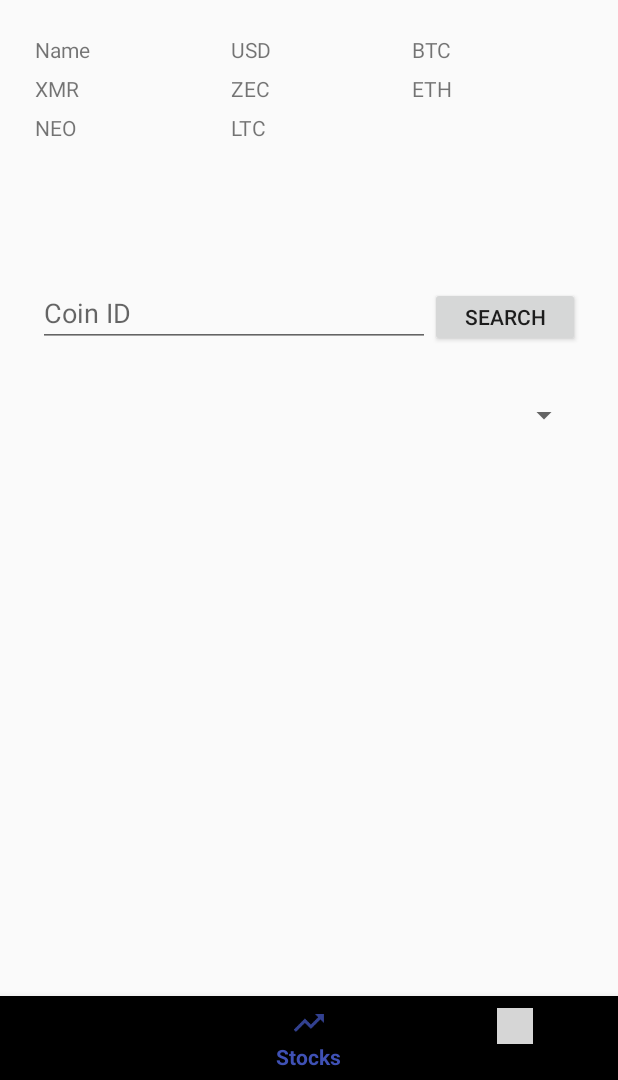
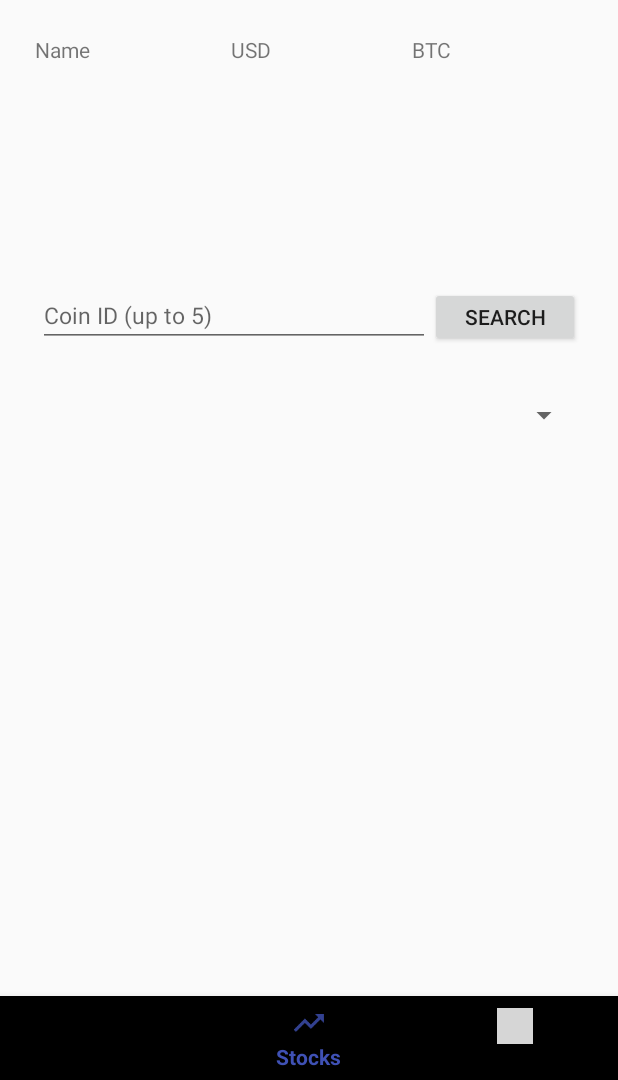
Before and after one commit to spartawinz/financial-app-cs449, an Android app: the screen it shows after launch (Base), item 2 of the bottom bar chosen, on a phone screen of 412 x 824 dp, the part 156-1236 px from its top. Run offline under Robolectric (Android 15) with nearby library versions, the phone set to English and light mode, and no system bars; grey boxes are pictures that could not be loaded.

Commit message:
refactored code
uses strings and delimiters besides SetStrings since when using
SetStrings it doesn't preserve order.

```diff
--- a/EasyFin/app/src/main/java/com/easyfin/travis/easyfin/StocksActivity.java
+++ b/EasyFin/app/src/main/java/com/easyfin/travis/easyfin/StocksActivity.java
@@ -27,7 +27,6 @@ import java.util.ArrayList;
 import java.util.Iterator;
 import java.util.LinkedList;
 import java.util.List;
-import java.util.Set;
 
 import javax.net.ssl.HttpsURLConnection;
 
@@ -52,8 +51,9 @@ public class StocksActivity extends Fragment {
         temp.add("XMR");
         temp.add("ZEC");
         temp.add("ETH");
-        temp.add("NEO");
+        temp.add("DASH");
         temp.add("LTC");
+        preferenceHandler.getInstance().addCoinIds(getActivity().getApplicationContext(),temp);
         return temp;
     }
     // instantiates the fragment
@@ -84,9 +84,11 @@ public class StocksActivity extends Fragment {
             @Override
             public void onClick(View v) {
                 EditText text = (EditText) getView().findViewById(R.id.stock_search_EditText);
+                clearTables();
                 if(!(text.getText().toString() == String.valueOf("")))
                 {
                     List<String> names = processText(new StringBuffer(text.getText().toString()));
+                    preferenceHandler.getInstance().addCoinIds(getActivity().getApplicationContext(),names);
                     AsyncTask<List<String>,Void,List<String>> stocksEdited = new stockURL().execute(getAddresses(names));
                 }
             }
@@ -97,21 +99,28 @@ public class StocksActivity extends Fragment {
         stockSpinner.setOnItemSelectedListener(new AdapterView.OnItemSelectedListener() {
             @Override
             public void onItemSelected(AdapterView<?> parent, View view, int position, long id) {
-                Set<String> ids = preferenceHandler.getInstance().getFavoritesId(getActivity().getApplicationContext());
+                clearTables();
+                List<String> ids = preferenceHandler.getInstance().getFavoritesId(getActivity().getApplicationContext());
                 int count = 0;
-                Iterator<String> itr = ids.iterator();
+                Iterator<String> idItr = ids.iterator();
+                List<String> name = new LinkedList<String>();
+                List<String> nameSet = preferenceHandler.getInstance().getFavoritesName(getActivity().getApplicationContext());
+                Iterator<String> nameItr = nameSet.iterator();
                 // finds the position of the favoritesid and returns the values for it
-                while(count != position && itr.hasNext())
+                while(count != position && idItr.hasNext())
                 {
                     if(count == position)
                     {
                         List<String> temp = new LinkedList<>();
-                        temp.add(itr.next());
+                        temp.add(idItr.next());
+                        name.add(nameItr.next());
+                        preferenceHandler.getInstance().addCoinIds(getActivity().getApplicationContext(),name);
                         AsyncTask<List<String>,Void,List<String>> stockFavorite = new stockURL().execute(temp);
                         return;
                     }
                     count++;
-                    itr.next();
+                    idItr.next();
+                    nameItr.next();
                 }
             }
 
@@ -155,8 +164,6 @@ public class StocksActivity extends Fragment {
             List<String> strings = lst[0];
             for(int i = 0; i < strings.size(); i++)
             {
-                String name = strings.get(i).substring(50,53).toString();
-                txts.add(name);
                 List<String> tmp = processURL(strings.get(i));
                 for(int j = 0; j < tmp.size(); j++)
                 {
@@ -181,11 +188,13 @@ public class StocksActivity extends Fragment {
             int count = 1;
             Resources r = getView().getResources();
             String id_name;
+            List<String> nameSet = preferenceHandler.getInstance().getCoinIds(getActivity().getApplicationContext());
+            Iterator<String> names = nameSet.iterator();
             while(itr.hasNext() && count <=5)
             {
                 id_name = "tablename"+String.valueOf(count);
                 TextView view = (TextView) getView().findViewById(r.getIdentifier(id_name,"id",getActivity().getPackageName()));
-                view.setText(itr.next());
+                view.setText(names.next());
                 id_name ="tableusd"+String.valueOf(count);
                 view = (TextView) getView().findViewById(r.getIdentifier(id_name,"id",getActivity().getPackageName()));
                 view.setText(itr.next());
@@ -282,13 +291,17 @@ public class StocksActivity extends Fragment {
         {
 
         }
+        if(item != "")
+        {
+            lst.add(item);
+        }
         return lst;
     }
     // refreshes the spinners data
     public void refreshSpinner()
     {
         ArrayList<String> entries = new ArrayList<>();
-        Set<String> strs = preferenceHandler.getInstance().getFavoritesName(getActivity().getApplicationContext());
+        List<String> strs = preferenceHandler.getInstance().getFavoritesName(getActivity().getApplicationContext());
         for(String str:strs)
         {
             entries.add(str);
@@ -299,5 +312,29 @@ public class StocksActivity extends Fragment {
         adapter.notifyDataSetChanged();
         stockSpinner.setAdapter(adapter);
     }
+    //clears tables of values
+    private void clearTables()
+    {
+        int count = 1;
+        Resources r = getView().getResources();
+        String id_name;
+        String empty = "";
+        while( count <=5)
+        {
+            id_name = "tablename"+String.valueOf(count);
+            TextView view = (TextView) getView().findViewById(r.getIdentifier(id_name,"id",getActivity().getPackageName()));
+            if(view != null)
+                view.setText(empty);
+            id_name ="tableusd"+String.valueOf(count);
+            view = (TextView) getView().findViewById(r.getIdentifier(id_name,"id",getActivity().getPackageName()));
+            if(view != null)
+                view.setText(empty);
+            id_name ="tablebtc"+String.valueOf(count);
+            view = (TextView) getView().findViewById(r.getIdentifier(id_name,"id",getActivity().getPackageName()));
+            if (view != null)
+                view.setText(empty);
+            count++;
+        }
+    }
 
 }
--- a/EasyFin/app/src/main/java/com/easyfin/travis/easyfin/preferenceHandler.java
+++ b/EasyFin/app/src/main/java/com/easyfin/travis/easyfin/preferenceHandler.java
@@ -4,9 +4,8 @@ import android.content.Context;
 import android.content.SharedPreferences;
 import android.preference.PreferenceManager;
 
-import java.util.HashSet;
+import java.util.LinkedList;
 import java.util.List;
-import java.util.Set;
 
 /**
  * Created by Travis on 9/30/2017.
@@ -29,37 +28,61 @@ public class preferenceHandler {
     {
         SharedPreferences prefs = PreferenceManager.getDefaultSharedPreferences(context);
         SharedPreferences.Editor editor = prefs.edit();
-        Set<String> temp = prefs.getStringSet("favorite_id", new HashSet<String>());
-        temp.add(id);
-        editor.putStringSet("favorite_id",temp);
+//TODO convert string sets to Strings because the StringSets are hashes which dont preserve order.
+        String temp = prefs.getString("favorite_id","");
+        temp+=","+id;
+        editor.putString("favorite_id",temp);
         editor.commit();
-        temp = prefs.getStringSet("favorite_name",new HashSet<String>());
-        temp.add(name);
-        editor.putStringSet("favorite_name",temp);
+        temp = prefs.getString("favorite_name","");
+        temp+=","+name;
+        editor.putString("favorite_name",temp);
         editor.commit();
     }
-    public Set<String> getFavoritesId(Context context)
+    public List<String> getFavoritesId(Context context)
     {
         SharedPreferences prefs = PreferenceManager.getDefaultSharedPreferences(context);
-        return prefs.getStringSet("favorite_id",new HashSet<String>());
+        String[] favorites = prefs.getString("favorite_id","").split(",");
+        List<String> lstFavorites = new LinkedList<>();
+        for(String favorite:favorites)
+        {
+            lstFavorites.add(favorite);
+        }
+        return lstFavorites;
     }
-    public Set<String> getFavoritesName(Context context)
+    public List<String> getFavoritesName(Context context)
     {
         SharedPreferences prefs = PreferenceManager.getDefaultSharedPreferences(context);
-        return prefs.getStringSet("favorite_name",new HashSet<String>());
+        String[] favorites = prefs.getString("favorite_name","").split(",");
+        List<String> lstFavorites = new LinkedList<>();
+        for(String favorite:favorites)
+        {
+            lstFavorites.add(favorite);
+        }
+        return lstFavorites;
     }
     public void addCoinIds(Context context, List<String> names)
     {
-        Set<String> lstNames = new HashSet<>();
-
+        String strNames = "";
+        for (int i = 0; i < names.size();i++)
+        {
+            strNames+=names.get(i);
+            if(i != names.size()-1)
+                strNames+=",";
+        }
         SharedPreferences prefs = PreferenceManager.getDefaultSharedPreferences(context);
         SharedPreferences.Editor editor = prefs.edit();
-        editor.putStringSet("coinIDs",lstNames);
+        editor.putString("coinIDs",strNames);
         editor.commit();
     }
-    public Set<String> getCoinIds(Context context)
+    public List<String> getCoinIds(Context context)
     {
         SharedPreferences prefs = PreferenceManager.getDefaultSharedPreferences(context);
-        return prefs.getStringSet("coinIDs",new HashSet<String>());
+        String[] temp = prefs.getString("coinIDs","").split(",");
+        List<String> lstCoins = new LinkedList<>();
+        for (String item:temp)
+        {
+            lstCoins.add(item);
+        }
+        return lstCoins;
     }
 }
--- a/EasyFin/app/src/main/res/layout/activity_stocks.xml
+++ b/EasyFin/app/src/main/res/layout/activity_stocks.xml
@@ -111,7 +111,8 @@
             android:layout_marginLeft="25dp"
             android:layout_marginTop="15dp"
             android:layout_alignParentLeft="true"
-            android:hint="@string/stock_search_editText"/>
+            android:hint="@string/stock_search_editText"
+            android:textSize="15dp"/>
 
         <Spinner
             android:id="@+id/stock_spinner"
--- a/EasyFin/app/src/main/res/values/strings.xml
+++ b/EasyFin/app/src/main/res/values/strings.xml
@@ -13,7 +13,7 @@
     <string name="title_activity_base">Base</string>
     <string name="title_dashboard">Dashboard</string>
     <string name="title_notifications">Notifications</string>
-    <string name="stock_search_editText">Coin ID</string>
+    <string name="stock_search_editText">Coin ID (up to 5)</string>
     <string name="search_button">Search</string>
     <string name="spinner_button_text">Search</string>
 </resources>
```
